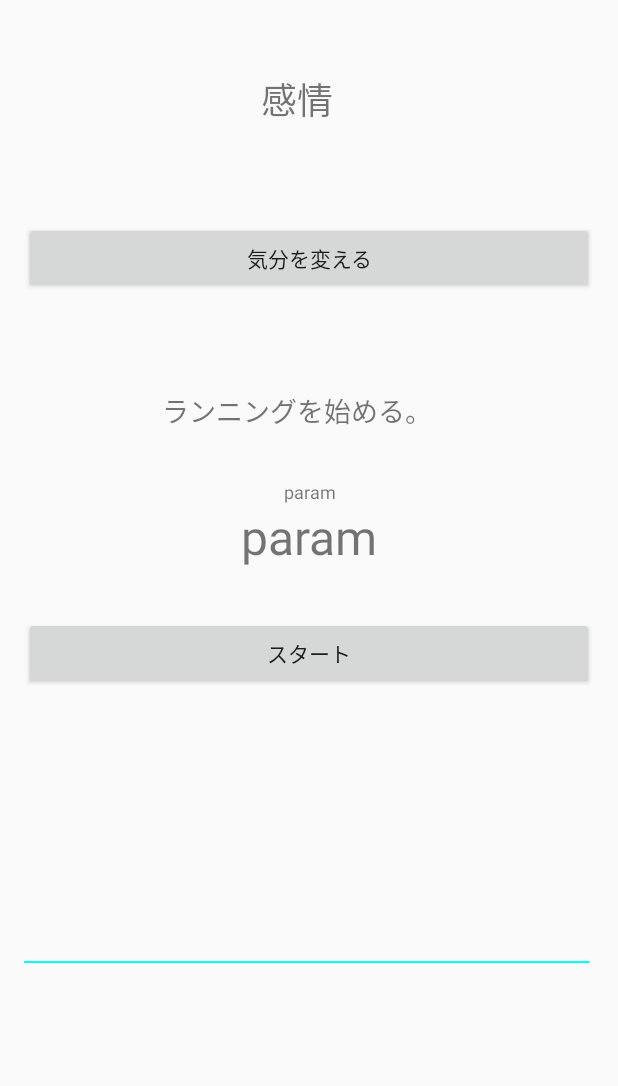
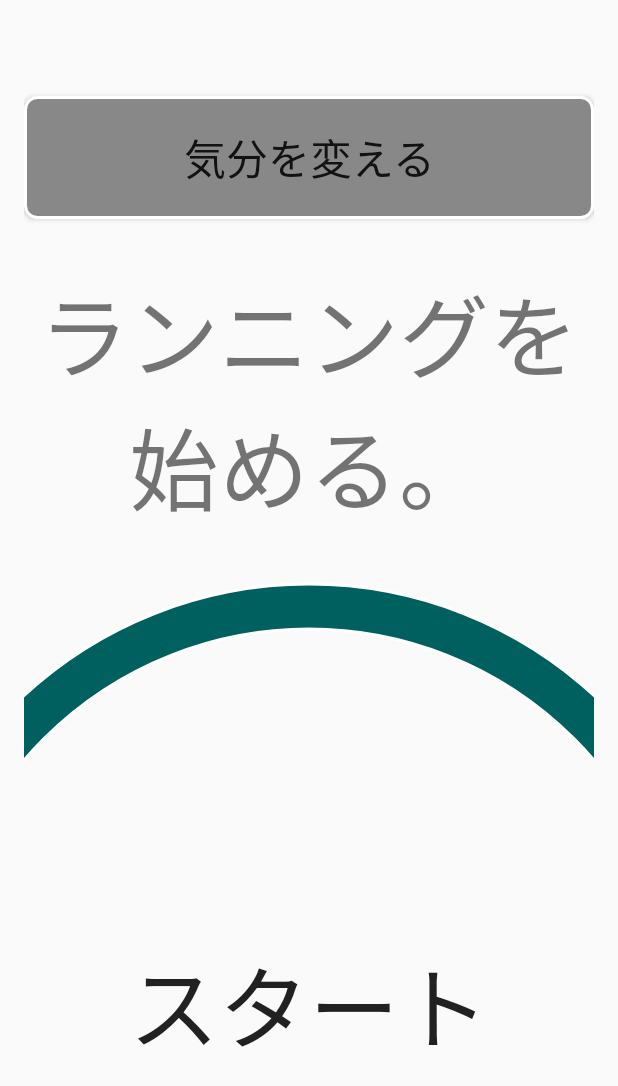
Before and after one commit to takumibv/RunMusic, an Android app: the layout content_main.xml on its own in the app's theme, with its tools: preview values and no code run, on a phone screen of 412 x 824 dp. Shown: the top 1086 px of the screen. Run offline under Robolectric (Android 15) with nearby library versions, the phone set to English and light mode, and no system bars.

Commit message:
精度向上

```diff
--- a/app/src/main/java/jp/ac/titech/itpro/sdl/runmusic/activities/InitActivity.java
+++ b/app/src/main/java/jp/ac/titech/itpro/sdl/runmusic/activities/InitActivity.java
@@ -29,12 +29,12 @@ public class InitActivity extends AppCompatActivity {
         Intent data = new Intent();
         if(view.getId() == R.id.imageButton1){
             Log.d(TAG, "熱い");
-            data.putExtra("feel", "hot");
+            data.putExtra("feel", "熱い");
             setResult(RESULT_OK, data);
             finish();
         }else if(view.getId() == R.id.imageButton2){
             Log.d(TAG, "爽やか");
-            data.putExtra("feel", "refresh");
+            data.putExtra("feel", "爽やか");
             setResult(RESULT_OK, data);
             finish();
         }
--- a/app/src/main/java/jp/ac/titech/itpro/sdl/runmusic/music/PlayerService.java
+++ b/app/src/main/java/jp/ac/titech/itpro/sdl/runmusic/music/PlayerService.java
@@ -52,7 +52,7 @@ public class PlayerService extends Service {
 
     @Override
     public boolean onUnbind(Intent intent) {
-        mediaPlayer.stop();
+        if(mediaPlayer != null) mediaPlayer.stop();
         if (mWorker != null) {
             mWorker.interrupt();
         }
--- a/app/src/main/java/jp/ac/titech/itpro/sdl/runmusic/view/GraphView.java
+++ b/app/src/main/java/jp/ac/titech/itpro/sdl/runmusic/view/GraphView.java
@@ -19,6 +19,9 @@ public class GraphView extends View {
     private final static String TAG = "GraphView";
     private final static float Ymax = 20;
     private final static int NDATA_INIT = 256;
+
+    private final static int WIDTH_ADJUST = 120;
+    private final static int CENTER_ADJUST = 25;
 
     private int ndata = NDATA_INIT;
     private float[] vs = new float[NDATA_INIT];
@@ -47,8 +50,9 @@ public class GraphView extends View {
     protected void onSizeChanged(int w, int h, int oldw, int oldh) {
         super.onSizeChanged(w, h, oldw, oldh);
         Log.i(TAG, "onSizeChanged: w=" + w + " h=" + h);
+        w -= WIDTH_ADJUST;
         ndata = w / dw;
-        x0 = (w - dw * ndata) / 2;
+        x0 = (w - dw * ndata) / 2 + WIDTH_ADJUST/2;
         y0 = h / 2;
         ewidth = x0 + dw * (ndata - 1);
 
@@ -100,7 +104,7 @@ public class GraphView extends View {
     }
 
     public int mathX(int n){
-        return n - NDATA_INIT/2;
+        return n + CENTER_ADJUST - NDATA_INIT/2;
     }
 
     public double getVibration(int x){
@@ -111,6 +115,7 @@ public class GraphView extends View {
         val = alpha * val + (1 - alpha) * v;
         for(int i=0; i<NDATA_INIT; i++){
             vs[i] = (float)getVibration(mathX(i))*val*3;
+//            vs[i] = mathX(i)/10;
         }
         if (invalidate)
             invalidate();
--- a/app/src/main/java/jp/ac/titech/itpro/sdl/runmusic/view/RecyclerViewAdapter.java
+++ b/app/src/main/java/jp/ac/titech/itpro/sdl/runmusic/view/RecyclerViewAdapter.java
@@ -59,7 +59,7 @@ public class RecyclerViewAdapter extends RecyclerView.Adapter<RecyclerViewAdapte
 
         String album_art_path = holder.mItem.getmAlbumArtPath();
         holder.mCoverPathView.setText(holder.mItem.getmAlbumArtPath());
-        if(album_art_path != ""){
+        if(album_art_path != "" && album_art_path != null){
             File file = new File(album_art_path);
             if(file.exists()){
                 Bitmap bm = BitmapFactory.decodeFile(file.getPath());
--- /dev/null
+++ b/app/src/main/res/drawable/feel_button_style.xml
@@ -0,0 +1,11 @@
+<?xml version="1.0" encoding="utf-8"?>
+<shape xmlns:android="http://schemas.android.com/apk/res/android"
+android:shape="rectangle">
+<solid android:color="#888"/>
+<corners android:radius="8dp"/>
+
+<stroke
+    android:color="#ffffff"
+    android:width="2dp"/>
+
+</shape>
--- /dev/null
+++ b/app/src/main/res/drawable/wave_content_style.xml
@@ -0,0 +1,14 @@
+<?xml version="1.0" encoding="utf-8"?>
+<shape xmlns:android="http://schemas.android.com/apk/res/android"
+    android:shape="ring"
+    android:innerRadius="250dp"
+    android:thickness="30dp"
+    android:useLevel="false">
+    <solid android:color="#005f5f"/>
+    <!--<corners android:radius="8dp"/>-->
+    <stroke
+        android:color="#ffffff"
+        android:width="2dp"/>
+
+
+</shape>
--- a/app/src/main/res/layout/content_main.xml
+++ b/app/src/main/res/layout/content_main.xml
@@ -20,25 +20,43 @@
         tools:layout_editor_absoluteX="8dp"
         tools:layout_editor_absoluteY="0dp">
 
-        <TextView
-            android:id="@+id/vx_content"
-            android:layout_width="match_parent"
-            android:layout_height="wrap_content"
-            android:layout_marginBottom="@dimen/activity_vertical_margin"
-            android:layout_marginEnd="@dimen/activity_horizontal_margin"
-            android:layout_marginTop="16dp"
-            android:text="感情"
-            android:textAlignment="center"
-            android:textSize="24dp" />
-
         <Button
             android:id="@+id/change_feel_button"
             android:layout_width="match_parent"
             android:layout_height="wrap_content"
             android:layout_marginTop="@dimen/activity_vertical_margin"
             android:layout_marginBottom="@dimen/activity_vertical_margin"
+            android:padding="@dimen/feel_field_padding"
             android:text="@string/change_feel"
+            android:textSize="28dp"
+            android:background="@drawable/feel_button_style"
             android:onClick="onClickChangeFeelButton"/>
+
+        <!--<TextView-->
+            <!--android:id="@+id/start_running"-->
+            <!--android:layout_width="match_parent"-->
+            <!--android:layout_height="wrap_content"-->
+            <!--android:layout_marginBottom="20dp"-->
+            <!--android:text="@string/start_run"-->
+            <!--android:textAlignment="center"-->
+            <!--android:textSize="40dp" />-->
+
+        <!--<TextView-->
+            <!--android:id="@+id/param"-->
+            <!--android:layout_width="match_parent"-->
+            <!--android:layout_height="wrap_content"-->
+            <!--android:text=""-->
+            <!--android:textAlignment="center"-->
+            <!--android:textSize="12dp" />-->
+
+        <TextView
+            android:id="@+id/bpm"
+            android:layout_width="match_parent"
+            android:layout_height="wrap_content"
+            android:layout_marginBottom="@dimen/activity_vertical_margin"
+            android:text="@string/start_run"
+            android:textAlignment="center"
+            android:textSize="60dp"/>
 
     </LinearLayout>
 
@@ -46,51 +64,42 @@
         android:layout_width="match_parent"
         android:layout_height="wrap_content"
         android:orientation="vertical"
-        tools:layout_editor_absoluteX="8dp"
-        tools:layout_editor_absoluteY="0dp">
-
-        <TextView
-            android:layout_width="match_parent"
-            android:layout_height="wrap_content"
-            android:layout_marginTop="@dimen/activity_vertical_margin"
-            android:layout_marginBottom="@dimen/activity_vertical_margin"
-            android:layout_marginEnd="@dimen/activity_horizontal_margin"
-            android:text="@string/start_run"
-            android:textAlignment="center"
-            android:textSize="18dp" />
-
-        <TextView
-            android:id="@+id/param"
-            android:layout_width="match_parent"
-            android:layout_height="wrap_content"
-            android:text="param"
-            android:textAlignment="center"
-            android:textSize="12dp" />
-
-        <TextView
-            android:id="@+id/bpm"
-            android:layout_width="match_parent"
-            android:layout_height="wrap_content"
-            android:text="param"
-            android:textAlignment="center"
-            android:textSize="32dp" />
+        android:gravity="center_horizontal">
 
         <Button
-            android:id="@+id/start_run_button"
-            android:layout_width="match_parent"
-            android:layout_height="wrap_content"
-            android:layout_marginTop="@dimen/activity_vertical_margin"
-            android:layout_marginBottom="@dimen/activity_vertical_margin"
+            android:id="@+id/start_button"
+            android:layout_width="564dp"
+            android:layout_height="564dp"
             android:text="@string/start"
-            android:onClick="onClickStartButton2"/>
+            android:background="@drawable/wave_content_style"
+            android:textSize="60dp"
+            android:onClick="onClickStartButton" />
+
+        <jp.ac.titech.itpro.sdl.runmusic.view.GraphView
+            android:id="@+id/graph_view"
+            android:layout_width="564dp"
+            android:layout_height="564dp"
+            android:layout_weight="1"
+            android:background="@drawable/wave_content_style"
+            android:visibility="gone"
+            android:onClick="onClickPauseBtn"/>
+
+        <Button
+            android:id="@+id/pause_button"
+            android:layout_width="564dp"
+            android:layout_height="564dp"
+            android:text="一時停止中"
+            android:background="@drawable/wave_content_style"
+            android:textSize="60dp"
+            android:visibility="gone"
+            android:onClick="onClickResumeBtn" />
 
     </LinearLayout>
 
-    <jp.ac.titech.itpro.sdl.runmusic.view.GraphView
-        android:id="@+id/graph_view"
-        android:layout_width="match_parent"
-        android:layout_height="0dp"
-        android:layout_weight="1"/>
-
-
+    <!--<Button-->
+        <!--android:id="@+id/start_run_button"-->
+        <!--android:layout_width="match_parent"-->
+        <!--android:layout_height="wrap_content"-->
+        <!--android:text="@string/start"-->
+        <!--android:onClick="onClickStartButton2"/>-->
 </LinearLayout>
--- a/app/src/main/res/values/dimens.xml
+++ b/app/src/main/res/values/dimens.xml
@@ -2,6 +2,7 @@
     <!-- Default screen margins, per the Android Design guidelines. -->
     <dimen name="activity_horizontal_margin">16dp</dimen>
     <dimen name="activity_vertical_margin">32dp</dimen>
+    <dimen name="feel_field_padding">20dp</dimen>
     <dimen name="nav_header_vertical_spacing">16dp</dimen>
     <dimen name="nav_header_height">160dp</dimen>
     <dimen name="fab_margin">16dp</dimen>
```
Also changed, not shown: app/src/main/assets/music_list.txt (added, +30 -0 lines), app/src/main/java/jp/ac/titech/itpro/sdl/runmusic/RunSensor.java (+4 -8 lines), app/src/main/java/jp/ac/titech/itpro/sdl/runmusic/activities/MainActivity.java (+79 -35 lines), app/src/main/java/jp/ac/titech/itpro/sdl/runmusic/activities/RunningActivity.java (+20 -1 lines), app/src/main/java/jp/ac/titech/itpro/sdl/runmusic/music/MusicFinderService.java (+156 -8 lines), app/src/main/res/layout/content_list.xml (+11 -2 lines).
